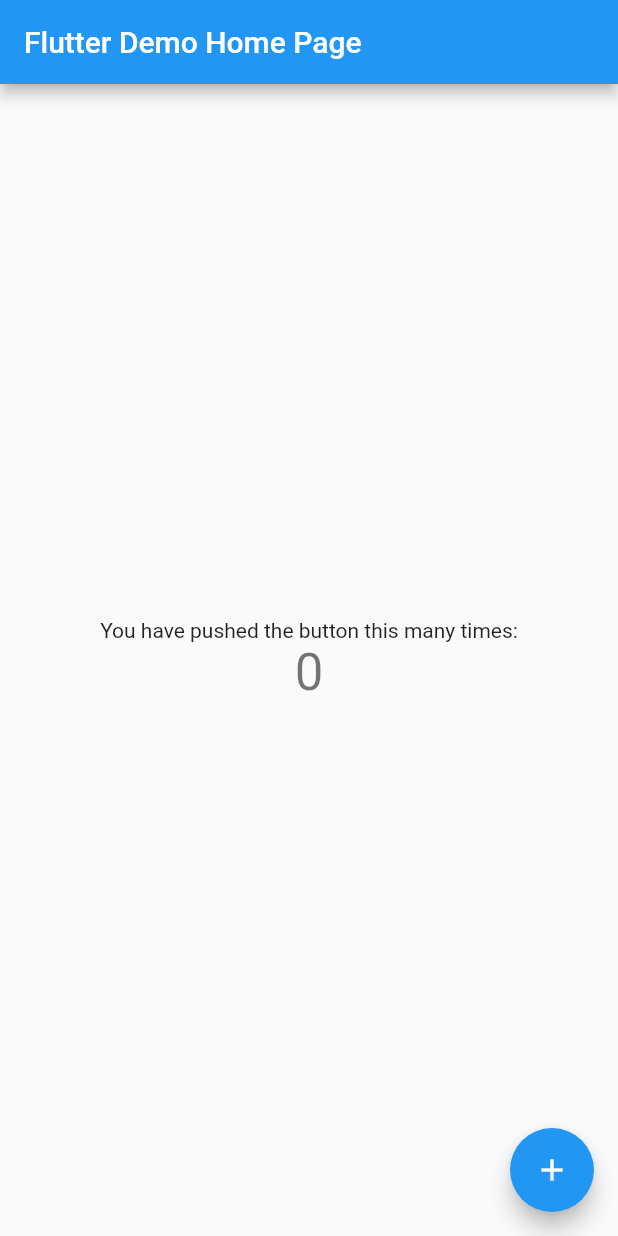
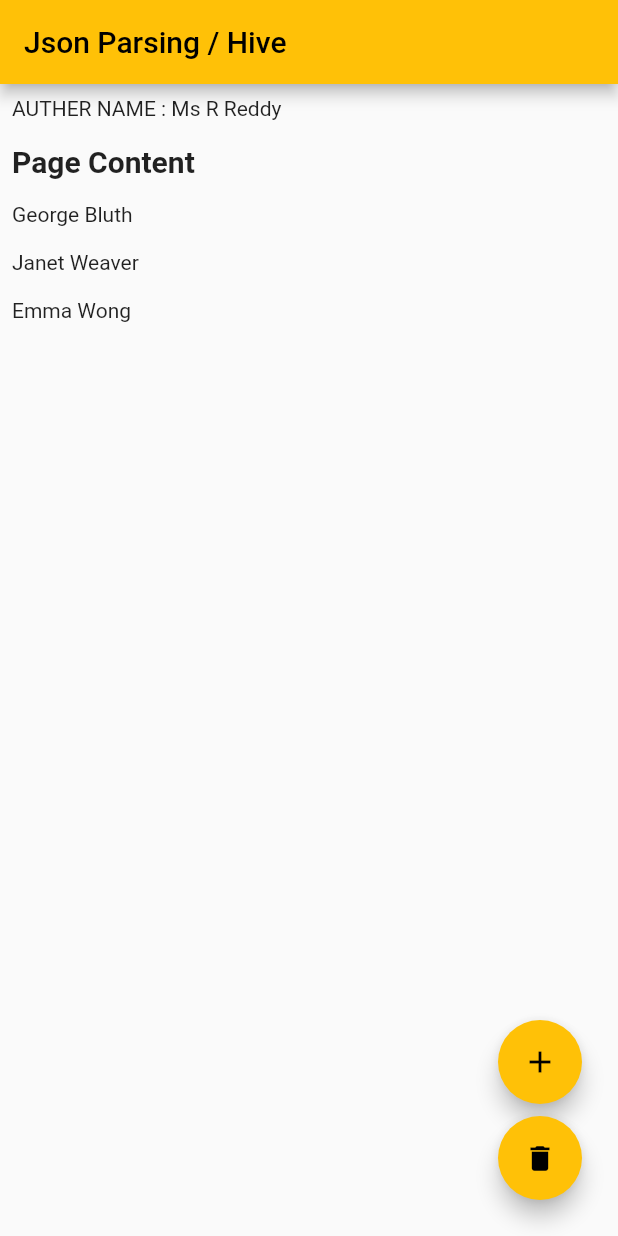
Before and after one commit to Khawajafakhar/json_parse, a Flutter app: the screen it shows after launch, after a tap on the "add" icon, on a phone screen of 412 x 824 dp. Run offline on Flutter 3.47's test engine with Material 2 defaults, Android fonts, the phone set to English and light mode, and no system bars; our stand-ins replace hive, hive_flutter; accounts and stored records are empty.

Commit message:
Fetch/delete object from local storage

```diff
--- /dev/null
+++ b/lib/consts/app_texts.dart
@@ -0,0 +1,4 @@
+ const autherNameTxt='AUTHER NAME';
+ const appBarTitleText = 'Json Parsing / Hive';
+ const appNameText = 'Practise';
+ const pageContentText= 'Page Content';
--- a/lib/main.dart
+++ b/lib/main.dart
@@ -1,13 +1,16 @@
 import 'package:flutter/material.dart';
 import 'package:hive_flutter/adapters.dart';
+import 'package:parse_json_practise/consts/app_texts.dart';
 import 'package:parse_json_practise/models/author_model.dart';
 import 'package:parse_json_practise/models/book_model.dart';
 import 'package:parse_json_practise/models/data_list_model.dart';
 import 'package:parse_json_practise/models/data_model.dart';
 import 'package:parse_json_practise/models/images_model.dart';
-import './service/service.dart';
+import './view/home_screen.dart';
+import 'package:provider/provider.dart';
+import './view_model/data_provider.dart';
 
-void main() async{
+void main() async {
   await Hive.initFlutter();
   Hive.registerAdapter(BookAdapter());
   Hive.registerAdapter(AutherAdapter());
@@ -22,66 +25,16 @@ void main() async{
 class MyApp extends StatelessWidget {
   const MyApp({super.key});
 
-
   @override
   Widget build(BuildContext context) {
-    return MaterialApp(
-      title: 'Flutter Demo',
-      theme: ThemeData(
-
-        primarySwatch: Colors.blue,
-      ),
-      home: const MyHomePage(title: 'Flutter Demo Home Page'),
-    );
-  }
-}
-
-class MyHomePage extends StatefulWidget {
-  const MyHomePage({super.key, required this.title});
-
-
-  final String title;
-
-  @override
-  State<MyHomePage> createState() => _MyHomePageState();
-}
-
-class _MyHomePageState extends State<MyHomePage> {
-  int _counter = 0;
-
-  void _incrementCounter() async{
-
-    await Service.loadBook();
-  }
-
-  @override
-  Widget build(BuildContext context) {
-
-    return Scaffold(
-      appBar: AppBar(
-
-        title: Text(widget.title),
-      ),
-      body: Center(
-
-        child: Column(
-
-          mainAxisAlignment: MainAxisAlignment.center,
-          children: <Widget>[
-            const Text(
-              'You have pushed the button this many times:',
-            ),
-            Text(
-              '$_counter',
-              style: Theme.of(context).textTheme.headline4,
-            ),
-          ],
+    return ChangeNotifierProvider<DataProvider>(
+      create: (context) => DataProvider(),
+      child: MaterialApp(
+        title: appNameText,
+        theme: ThemeData(
+          primarySwatch: Colors.amber,
         ),
-      ),
-      floatingActionButton: FloatingActionButton(
-        onPressed: _incrementCounter,
-        tooltip: 'Increment',
-        child: const Icon(Icons.add),
+        home: MyHomePage(),
       ),
     );
   }
--- a/lib/models/author_model.dart
+++ b/lib/models/author_model.dart
@@ -1,5 +1,5 @@
 import 'package:hive/hive.dart';
-part '../adaptors/author_model.g.dart';
+part 'adaptors/author_model.g.dart';
 
 @HiveType(typeId: 1)
 class Auther {
--- a/lib/models/book_model.dart
+++ b/lib/models/book_model.dart
@@ -1,9 +1,7 @@
 import 'package:hive/hive.dart';
-
 import './author_model.dart';
 import './data_list_model.dart';
-
-part '../adaptors/book_model.g.dart';
+part 'adaptors/book_model.g.dart';
 
 @HiveType(typeId: 0)
 class Book {
--- a/lib/models/data_list_model.dart
+++ b/lib/models/data_list_model.dart
@@ -1,7 +1,7 @@
 import 'package:hive/hive.dart';
 
 import './data_model.dart';
-part '../adaptors/data_list_model.g.dart';
+part 'adaptors/data_list_model.g.dart';
 
 @HiveType(typeId: 2)
 class DataList {
--- a/lib/models/data_model.dart
+++ b/lib/models/data_model.dart
@@ -1,7 +1,7 @@
 import 'package:hive/hive.dart';
 
 import './images_model.dart';
-part '../adaptors/data_model.g.dart';
+part 'adaptors/data_model.g.dart';
 
 @HiveType(typeId: 3)
 class Data {
--- a/lib/models/images_model.dart
+++ b/lib/models/images_model.dart
@@ -1,6 +1,6 @@
 import 'package:hive/hive.dart';
 
-part '../adaptors/images_model.g.dart';
+part 'adaptors/images_model.g.dart';
 
 @HiveType(typeId: 4)
 class Images {
--- a/lib/service/service.dart
+++ b/lib/service/service.dart
@@ -1,8 +1,6 @@
 import 'dart:async' show Future;
 import 'package:flutter/services.dart' show rootBundle;
-import 'package:hive_flutter/adapters.dart';
 import 'dart:convert';
-import '../models/book_model.dart';
 
 class Service {
    static Future<String> _loadJsonBook () async{
@@ -10,15 +8,10 @@ class Service {
     }
 
 
-  static  Future<void> loadBook() async{
+  static  Future<dynamic> loadBook() async{
       String jsonString = await _loadJsonBook();
-      final jsonResponse = json.decode(jsonString);
-      Book book = Book.fromjson(jsonResponse);
-       var bookBox =Hive.box<Book>('bookBox');
-      bookBox.put('book1',book);
+      final decodedData = json.decode(jsonString);
+      return decodedData;
 
-      var book1=bookBox.get('book1');
-      // print(book.data!.dataList[0].images[0].id);
-       print(book1!.auther!.firstname);
     }
 }
--- /dev/null
+++ b/lib/view/home_screen.dart
@@ -0,0 +1,99 @@
+import 'package:flutter/material.dart';
+import 'package:provider/provider.dart';
+import '../view_model/data_provider.dart';
+import '../consts/app_texts.dart';
+
+// ignore: must_be_immutable
+class MyHomePage extends StatelessWidget {
+  MyHomePage({
+    super.key,
+  });
+
+  late BuildContext ctx;
+
+  @override
+  Widget build(BuildContext context) {
+    ctx = context;
+    final bookData = context.watch<DataProvider>();
+    return Scaffold(
+      appBar: AppBar(
+        title: const Text(appBarTitleText),
+      ),
+      body: Center(
+        child: Column(
+          mainAxisAlignment: MainAxisAlignment.center,
+          children: <Widget>[
+            Padding(
+              padding: const EdgeInsets.all(8.0),
+              child: Align(
+                alignment: Alignment.centerLeft,
+                child: Text(
+                  bookData.getBook != null
+                      ? '$autherNameTxt : ${bookData.getBook!.auther!.firstname} ${bookData.getBook!.auther!.lastname}'
+                      : '',
+                ),
+              ),
+            ),
+            bookData.getBook != null
+                ? const Padding(
+                    padding: EdgeInsets.all(8.0),
+                    child: Align(
+                      alignment: Alignment.centerLeft,
+                      child: Text(
+                        pageContentText,
+                        style: TextStyle(
+                            fontWeight: FontWeight.bold, fontSize: 20),
+                      ),
+                    ),
+                  )
+                : const SizedBox(),
+            Expanded(
+                child: SizedBox(
+              height: double.infinity,
+              width: double.infinity,
+              child: bookData.getBook != null
+                  ? ListView.builder(
+                      itemCount: bookData.getBook!.data!.dataList.length,
+                      itemBuilder: (context, index) {
+                        return Padding(
+                          padding: const EdgeInsets.all(8.0),
+                          child: Text(
+                              '${bookData.getBook!.data!.dataList[index].firstName} ${bookData.getBook!.data!.dataList[index].lastName}'),
+                        );
+                      },
+                    )
+                  : const SizedBox(),
+            ))
+          ],
+        ),
+      ),
+      floatingActionButton: Column(
+        mainAxisAlignment: MainAxisAlignment.end,
+        children: [
+          FloatingActionButton(
+            onPressed: _loadBookData,
+            child: const Icon(Icons.add),
+          ),
+          Padding(
+            padding: const EdgeInsets.all(8.0),
+            child: FloatingActionButton(
+              onPressed: _deleteData,
+              child: const Icon(
+                Icons.delete,
+                size: 22,
+              ),
+            ),
+          )
+        ],
+      ),
+    );
+  }
+
+  void _loadBookData() async {
+    await ctx.read<DataProvider>().getData();
+  }
+
+  void _deleteData() {
+    ctx.read<DataProvider>().deleteHiveData();
+  }
+}
--- /dev/null
+++ b/lib/view_model/data_provider.dart
@@ -0,0 +1,35 @@
+import 'package:flutter/material.dart';
+import 'package:hive/hive.dart';
+import '../service/service.dart';
+import '../models/book_model.dart';
+
+class DataProvider with ChangeNotifier {
+
+  var bookBox = Hive.box<Book>('bookBox');
+
+  Book? bookData;
+
+  Book? get getBook {
+    return bookData;
+  }
+
+  void setBook(book) {
+    bookData = book;
+  }
+
+  Future<void> getData() async {
+    final data = await Service.loadBook();
+    Book book = Book.fromjson(data);
+    bookBox.put('book1', book);
+
+    var book1 = bookBox.get('book1');
+    setBook(book1);
+    notifyListeners();
+  }
+
+   deleteHiveData() {
+    bookBox.delete('book1');
+    setBook(null);
+    notifyListeners();
+  }
+}
--- a/pubspec.yaml
+++ b/pubspec.yaml
@@ -38,6 +38,7 @@ dependencies:
   cupertino_icons: ^1.0.2
   hive: ^2.2.3
   hive_flutter: ^1.1.0
+  provider: ^6.0.4
 
 dev_dependencies:
   flutter_test:
```
Also changed, not shown: lib/adaptors/data_list_model.g.dart (deleted), lib/models/adaptors/author_model.g.dart, lib/models/adaptors/book_model.g.dart (added), lib/models/adaptors/data_list_model.g.dart, lib/models/adaptors/data_model.g.dart, lib/models/adaptors/images_model.g.dart, pubspec.lock.
